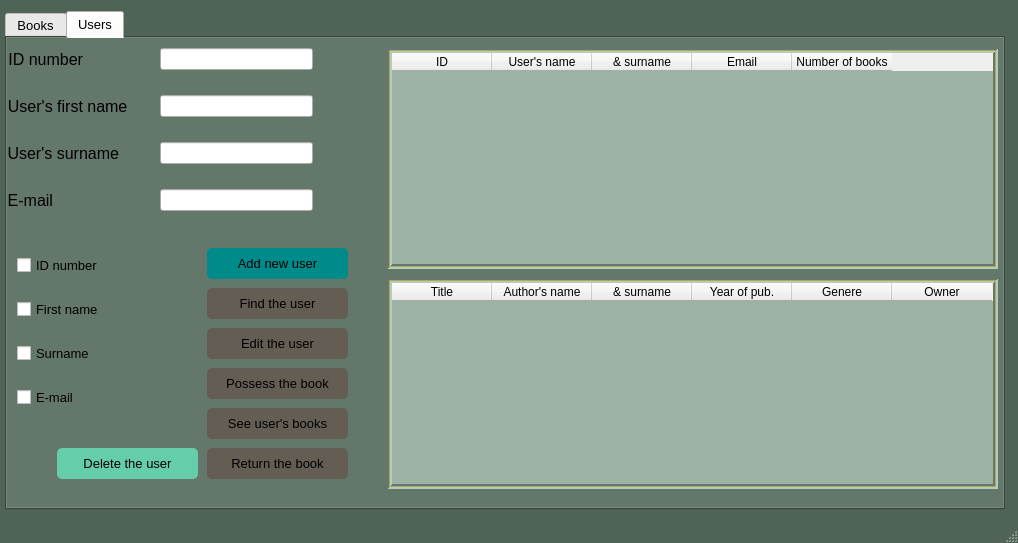
Above: mainwindow.ui from JakubMckowiak/libDEMO2 before the change. Below: the same form after it.
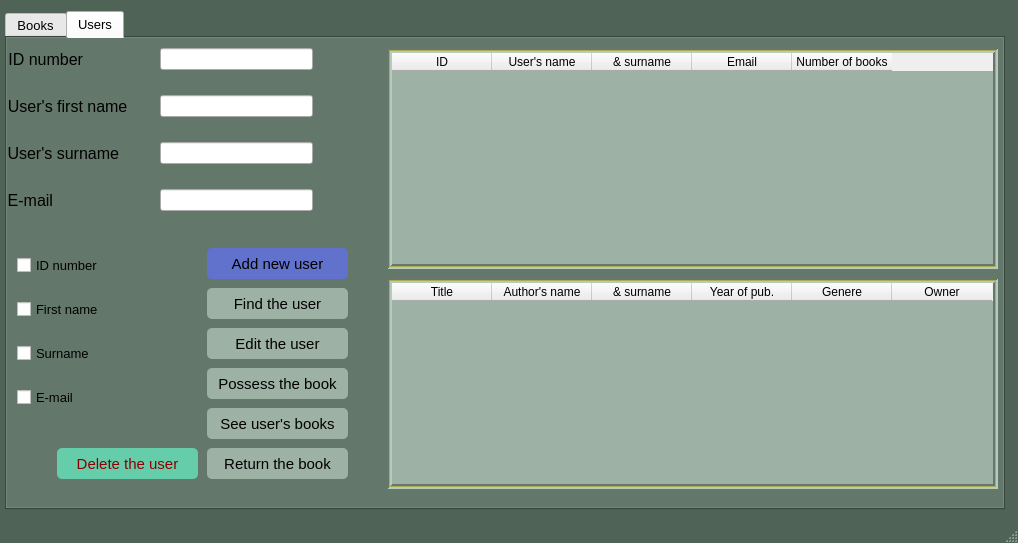
That is the form after the change. Icons and pictures are not drawn.

Commit message: creating Users.txt while adding first user fixed, UI changes

The edit to the form file:
```diff
--- a/mainwindow.ui
+++ b/mainwindow.ui
@@ -1705,7 +1705,7 @@
           <rect>
            <x>10</x>
            <y>200</y>
-           <width>108</width>
+           <width>132</width>
            <height>191</height>
           </rect>
          </property>
@@ -1720,6 +1720,12 @@
             <property name="text">
              <string>ID number</string>
             </property>
+            <property name="checkable">
+             <bool>true</bool>
+            </property>
+            <property name="tristate">
+             <bool>false</bool>
+            </property>
            </widget>
           </item>
           <item row="4" column="0">
@@ -1775,27 +1781,27 @@
             <colorrole role="Button">
              <brush brushstyle="SolidPattern">
               <color alpha="255">
-               <red>131</red>
-               <green>123</green>
-               <blue>111</blue>
+               <red>157</red>
+               <green>177</green>
+               <blue>164</blue>
               </color>
              </brush>
             </colorrole>
             <colorrole role="Base">
              <brush brushstyle="SolidPattern">
               <color alpha="255">
-               <red>99</red>
-               <green>93</green>
-               <blue>84</blue>
+               <red>157</red>
+               <green>177</green>
+               <blue>164</blue>
               </color>
              </brush>
             </colorrole>
             <colorrole role="Window">
              <brush brushstyle="SolidPattern">
               <color alpha="255">
-               <red>99</red>
-               <green>93</green>
-               <blue>84</blue>
+               <red>157</red>
+               <green>177</green>
+               <blue>164</blue>
               </color>
              </brush>
             </colorrole>
@@ -1813,27 +1819,27 @@
             <colorrole role="Button">
              <brush brushstyle="SolidPattern">
               <color alpha="255">
-               <red>131</red>
-               <green>123</green>
-               <blue>111</blue>
+               <red>157</red>
+               <green>177</green>
+               <blue>164</blue>
               </color>
              </brush>
             </colorrole>
             <colorrole role="Base">
              <brush brushstyle="SolidPattern">
               <color alpha="255">
-               <red>99</red>
-               <green>93</green>
-               <blue>84</blue>
+               <red>157</red>
+               <green>177</green>
+               <blue>164</blue>
               </color>
              </brush>
             </colorrole>
             <colorrole role="Window">
              <brush brushstyle="SolidPattern">
               <color alpha="255">
-               <red>99</red>
-               <green>93</green>
-               <blue>84</blue>
+               <red>157</red>
+               <green>177</green>
+               <blue>164</blue>
               </color>
              </brush>
             </colorrole>
@@ -1851,27 +1857,27 @@
             <colorrole role="Button">
              <brush brushstyle="SolidPattern">
               <color alpha="255">
-               <red>131</red>
-               <green>123</green>
-               <blue>111</blue>
+               <red>157</red>
+               <green>177</green>
+               <blue>164</blue>
               </color>
              </brush>
             </colorrole>
             <colorrole role="Base">
              <brush brushstyle="SolidPattern">
               <color alpha="255">
-               <red>99</red>
-               <green>93</green>
-               <blue>84</blue>
+               <red>157</red>
+               <green>177</green>
+               <blue>164</blue>
               </color>
              </brush>
             </colorrole>
             <colorrole role="Window">
              <brush brushstyle="SolidPattern">
               <color alpha="255">
-               <red>99</red>
-               <green>93</green>
-               <blue>84</blue>
+               <red>157</red>
+               <green>177</green>
+               <blue>164</blue>
               </color>
              </brush>
             </colorrole>
@@ -1889,7 +1895,7 @@
          </property>
          <property name="font">
           <font>
-           <pointsize>10</pointsize>
+           <pointsize>11</pointsize>
            <weight>50</weight>
            <bold>false</bold>
           </font>
@@ -1901,7 +1907,7 @@
           <bool>false</bool>
          </property>
          <property name="styleSheet">
-          <string notr="true">QPushButton { background-color: #635D54;border-width:2px;border-radius:5px;; }</string>
+          <string notr="true">QPushButton { background-color: #9DB1A4;border-width:2px;border-radius:5px; }</string>
          </property>
          <property name="text">
           <string>Possess the book</string>
@@ -2450,27 +2456,27 @@
             <colorrole role="Button">
              <brush brushstyle="SolidPattern">
               <color alpha="255">
-               <red>131</red>
-               <green>123</green>
-               <blue>111</blue>
+               <red>157</red>
+               <green>177</green>
+               <blue>164</blue>
               </color>
              </brush>
             </colorrole>
             <colorrole role="Base">
              <brush brushstyle="SolidPattern">
               <color alpha="255">
-               <red>99</red>
-               <green>93</green>
-               <blue>84</blue>
+               <red>157</red>
+               <green>177</green>
+               <blue>164</blue>
               </color>
              </brush>
             </colorrole>
             <colorrole role="Window">
              <brush brushstyle="SolidPattern">
               <color alpha="255">
-               <red>99</red>
-               <green>93</green>
-               <blue>84</blue>
+               <red>157</red>
+               <green>177</green>
+               <blue>164</blue>
               </color>
              </brush>
             </colorrole>
@@ -2488,27 +2494,27 @@
             <colorrole role="Button">
              <brush brushstyle="SolidPattern">
               <color alpha="255">
-               <red>131</red>
-               <green>123</green>
-               <blue>111</blue>
+               <red>157</red>
+               <green>177</green>
+               <blue>164</blue>
               </color>
              </brush>
             </colorrole>
             <colorrole role="Base">
              <brush brushstyle="SolidPattern">
               <color alpha="255">
-               <red>99</red>
-               <green>93</green>
-               <blue>84</blue>
+               <red>157</red>
+               <green>177</green>
+               <blue>164</blue>
               </color>
              </brush>
             </colorrole>
             <colorrole role="Window">
              <brush brushstyle="SolidPattern">
               <color alpha="255">
-               <red>99</red>
-               <green>93</green>
-               <blue>84</blue>
+               <red>157</red>
+               <green>177</green>
+               <blue>164</blue>
               </color>
              </brush>
             </colorrole>
@@ -2526,27 +2532,27 @@
             <colorrole role="Button">
              <brush brushstyle="SolidPattern">
               <color alpha="255">
-               <red>131</red>
-               <green>123</green>
-               <blue>111</blue>
+               <red>157</red>
+               <green>177</green>
+               <blue>164</blue>
               </color>
              </brush>
             </colorrole>
             <colorrole role="Base">
              <brush brushstyle="SolidPattern">
               <color alpha="255">
-               <red>99</red>
-               <green>93</green>
-               <blue>84</blue>
+               <red>157</red>
+               <green>177</green>
+               <blue>164</blue>
               </color>
              </brush>
             </colorrole>
             <colorrole role="Window">
              <brush brushstyle="SolidPattern">
               <color alpha="255">
-               <red>99</red>
-               <green>93</green>
-               <blue>84</blue>
+               <red>157</red>
+               <green>177</green>
+               <blue>164</blue>
               </color>
              </brush>
             </colorrole>
@@ -2564,7 +2570,7 @@
          </property>
          <property name="font">
           <font>
-           <pointsize>10</pointsize>
+           <pointsize>11</pointsize>
            <weight>50</weight>
            <bold>false</bold>
           </font>
@@ -2576,7 +2582,7 @@
           <bool>false</bool>
          </property>
          <property name="styleSheet">
-          <string notr="true">QPushButton { background-color: #635D54;border-width:2px;border-radius:5px;; }</string>
+          <string notr="true">QPushButton { background-color: #9DB1A4;border-width:2px;border-radius:5px; }</string>
          </property>
          <property name="text">
           <string>Find the user</string>
@@ -2598,8 +2604,8 @@
              <brush brushstyle="SolidPattern">
               <color alpha="255">
                <red>0</red>
-               <green>186</green>
-               <blue>186</blue>
+               <green>139</green>
+               <blue>139</blue>
               </color>
              </brush>
             </colorrole>
@@ -2616,8 +2622,8 @@
              <brush brushstyle="SolidPattern">
               <color alpha="255">
                <red>0</red>
-               <green>199</green>
-               <blue>199</blue>
+               <green>139</green>
+               <blue>139</blue>
               </color>
              </brush>
             </colorrole>
@@ -2625,8 +2631,8 @@
              <brush brushstyle="SolidPattern">
               <color alpha="255">
                <red>0</red>
-               <green>199</green>
-               <blue>199</blue>
+               <green>139</green>
+               <blue>139</blue>
               </color>
              </brush>
             </colorrole>
@@ -2645,8 +2651,8 @@
              <brush brushstyle="SolidPattern">
               <color alpha="255">
                <red>0</red>
-               <green>186</green>
-               <blue>186</blue>
+               <green>139</green>
+               <blue>139</blue>
               </color>
              </brush>
             </colorrole>
@@ -2663,8 +2669,8 @@
              <brush brushstyle="SolidPattern">
               <color alpha="255">
                <red>0</red>
-               <green>199</green>
-               <blue>199</blue>
+               <green>139</green>
+               <blue>139</blue>
               </color>
              </brush>
             </colorrole>
@@ -2672,8 +2678,8 @@
              <brush brushstyle="SolidPattern">
               <color alpha="255">
                <red>0</red>
-               <green>199</green>
-               <blue>199</blue>
+               <green>139</green>
+               <blue>139</blue>
               </color>
              </brush>
             </colorrole>
@@ -2692,8 +2698,8 @@
              <brush brushstyle="SolidPattern">
               <color alpha="255">
                <red>0</red>
-               <green>186</green>
-               <blue>186</blue>
+               <green>139</green>
+               <blue>139</blue>
               </color>
              </brush>
             </colorrole>
@@ -2710,8 +2716,8 @@
              <brush brushstyle="SolidPattern">
               <color alpha="255">
                <red>0</red>
-               <green>199</green>
-               <blue>199</blue>
+               <green>139</green>
+               <blue>139</blue>
               </color>
              </brush>
             </colorrole>
@@ -2719,8 +2725,8 @@
              <brush brushstyle="SolidPattern">
               <color alpha="255">
                <red>0</red>
-               <green>199</green>
-               <blue>199</blue>
+               <green>139</green>
+               <blue>139</blue>
               </color>
              </brush>
             </colorrole>
@@ -2738,7 +2744,7 @@
          </property>
          <property name="font">
           <font>
-           <pointsize>10</pointsize>
+           <pointsize>11</pointsize>
            <weight>50</weight>
            <bold>false</bold>
           </font>
@@ -2753,7 +2759,8 @@
           <bool>false</bool>
          </property>
          <property name="styleSheet">
-          <string notr="true">QPushButton { background-color:darkcyan;border-width:2px;border-radius:5px;; }</string>
+          <string notr="true">QPushButton { background-color:darkcyan;border-width:2px;border-radius:5px;; }
+QAbstractButton{icon(Users\swieczak\libDEMO2\iconmonstr-book-5.svg)}</string>
          </property>
          <property name="text">
           <string>Add new user</string>
@@ -2771,6 +2778,15 @@
          <property name="palette">
           <palette>
            <active>
+            <colorrole role="WindowText">
+             <brush brushstyle="SolidPattern">
+              <color alpha="255">
+               <red>139</red>
+               <green>0</green>
+               <blue>0</blue>
+              </color>
+             </brush>
+            </colorrole>
             <colorrole role="Button">
              <brush brushstyle="SolidPattern">
               <color alpha="255">
@@ -2780,6 +2796,24 @@
               </color>
              </brush>
             </colorrole>
+            <colorrole role="Text">
+             <brush brushstyle="SolidPattern">
+              <color alpha="255">
+               <red>139</red>
+               <green>0</green>
+               <blue>0</blue>
+              </color>
+             </brush>
+            </colorrole>
+            <colorrole role="ButtonText">
+             <brush brushstyle="SolidPattern">
+              <color alpha="255">
+               <red>139</red>
+               <green>0</green>
+               <blue>0</blue>
+              </color>
+             </brush>
+            </colorrole>
             <colorrole role="Base">
              <brush brushstyle="SolidPattern">
               <color alpha="255">
@@ -2809,6 +2843,15 @@
             </colorrole>
            </active>
            <inactive>
+            <colorrole role="WindowText">
+             <brush brushstyle="SolidPattern">
+              <color alpha="255">
+               <red>139</red>
+               <green>0</green>
+               <blue>0</blue>
+              </color>
+             </brush>
+            </colorrole>
             <colorrole role="Button">
              <brush brushstyle="SolidPattern">
               <color alpha="255">
@@ -2818,6 +2861,24 @@
               </color>
              </brush>
             </colorrole>
+            <colorrole role="Text">
+             <brush brushstyle="SolidPattern">
+              <color alpha="255">
+               <red>139</red>
+               <green>0</green>
+               <blue>0</blue>
+              </color>
+             </brush>
+            </colorrole>
+            <colorrole role="ButtonText">
+             <brush brushstyle="SolidPattern">
+              <color alpha="255">
+               <red>139</red>
+               <green>0</green>
+               <blue>0</blue>
+              </color>
+             </brush>
+            </colorrole>
             <colorrole role="Base">
              <brush brushstyle="SolidPattern">
               <color alpha="255">
@@ -2847,6 +2908,15 @@
             </colorrole>
            </inactive>
            <disabled>
+            <colorrole role="WindowText">
+             <brush brushstyle="SolidPattern">
+              <color alpha="255">
+               <red>139</red>
+               <green>0</green>
+               <blue>0</blue>
+              </color>
+             </brush>
+            </colorrole>
             <colorrole role="Button">
              <brush brushstyle="SolidPattern">
               <color alpha="255">
@@ -2856,6 +2926,24 @@
               </color>
              </brush>
             </colorrole>
+            <colorrole role="Text">
+             <brush brushstyle="SolidPattern">
+              <color alpha="255">
+               <red>139</red>
+               <green>0</green>
+               <blue>0</blue>
+              </color>
+             </brush>
+            </colorrole>
+            <colorrole role="ButtonText">
+             <brush brushstyle="SolidPattern">
+              <color alpha="255">
+               <red>139</red>
+               <green>0</green>
+               <blue>0</blue>
+              </color>
+             </brush>
+            </colorrole>
             <colorrole role="Base">
              <brush brushstyle="SolidPattern">
               <color alpha="255">
@@ -2888,7 +2976,7 @@
          </property>
          <property name="font">
           <font>
-           <pointsize>10</pointsize>
+           <pointsize>11</pointsize>
            <weight>50</weight>
            <bold>false</bold>
           </font>
@@ -2900,7 +2988,7 @@
           <bool>false</bool>
          </property>
          <property name="styleSheet">
-          <string notr="true">QPushButton { background-color: mediumaquamarine;border-width:2px;border-radius:5px;; }</string>
+          <string notr="true">QPushButton { background-color: mediumaquamarine;border-width:2px;border-radius:5px;color:darkred; }</string>
          </property>
          <property name="text">
           <string>Delete the user</string>
@@ -3460,27 +3548,27 @@
             <colorrole role="Button">
              <brush brushstyle="SolidPattern">
               <color alpha="255">
-               <red>131</red>
-               <green>123</green>
-               <blue>111</blue>
+               <red>157</red>
+               <green>177</green>
+               <blue>164</blue>
               </color>
              </brush>
             </colorrole>
             <colorrole role="Base">
              <brush brushstyle="SolidPattern">
               <color alpha="255">
-               <red>99</red>
-               <green>93</green>
-               <blue>84</blue>
+               <red>157</red>
+               <green>177</green>
+               <blue>164</blue>
               </color>
              </brush>
             </colorrole>
             <colorrole role="Window">
              <brush brushstyle="SolidPattern">
               <color alpha="255">
-               <red>99</red>
-               <green>93</green>
-               <blue>84</blue>
+               <red>157</red>
+               <green>177</green>
+               <blue>164</blue>
               </color>
              </brush>
             </colorrole>
@@ -3498,27 +3586,27 @@
             <colorrole role="Button">
              <brush brushstyle="SolidPattern">
               <color alpha="255">
-               <red>131</red>
-               <green>123</green>
-               <blue>111</blue>
+               <red>157</red>
+               <green>177</green>
+               <blue>164</blue>
               </color>
              </brush>
             </colorrole>
             <colorrole role="Base">
              <brush brushstyle="SolidPattern">
               <color alpha="255">
-               <red>99</red>
-               <green>93</green>
-               <blue>84</blue>
+               <red>157</red>
+               <green>177</green>
+               <blue>164</blue>
               </color>
              </brush>
             </colorrole>
             <colorrole role="Window">
              <brush brushstyle="SolidPattern">
               <color alpha="255">
-               <red>99</red>
-               <green>93</green>
-               <blue>84</blue>
+               <red>157</red>
+               <green>177</green>
+               <blue>164</blue>
               </color>
              </brush>
             </colorrole>
@@ -3536,27 +3624,27 @@
             <colorrole role="Button">
              <brush brushstyle="SolidPattern">
               <color alpha="255">
-               <red>131</red>
-               <green>123</green>
-               <blue>111</blue>
+               <red>157</red>
+               <green>177</green>
+               <blue>164</blue>
               </color>
              </brush>
             </colorrole>
             <colorrole role="Base">
              <brush brushstyle="SolidPattern">
               <color alpha="255">
-               <red>99</red>
-               <green>93</green>
-               <blue>84</blue>
+               <red>157</red>
+               <green>177</green>
+               <blue>164</blue>
               </color>
              </brush>
             </colorrole>
             <colorrole role="Window">
              <brush brushstyle="SolidPattern">
               <color alpha="255">
-               <red>99</red>
-               <green>93</green>
-               <blue>84</blue>
+               <red>157</red>
+               <green>177</green>
+               <blue>164</blue>
               </color>
              </brush>
             </colorrole>
@@ -3574,7 +3662,7 @@
          </property>
          <property name="font">
           <font>
-           <pointsize>10</pointsize>
+           <pointsize>11</pointsize>
            <weight>50</weight>
            <bold>false</bold>
           </font>
@@ -3586,7 +3674,7 @@
           <bool>false</bool>
          </property>
          <property name="styleSheet">
-          <string notr="true">QPushButton { background-color: #635D54;border-width:2px;border-radius:5px;; }</string>
+          <string notr="true">QPushButton { background-color: #9DB1A4;border-width:2px;border-radius:5px; }</string>
          </property>
          <property name="text">
           <string>Return the book</string>
@@ -3607,27 +3695,27 @@
             <colorrole role="Button">
              <brush brushstyle="SolidPattern">
               <color alpha="255">
-               <red>131</red>
-               <green>123</green>
-               <blue>111</blue>
+               <red>157</red>
+               <green>177</green>
+               <blue>164</blue>
               </color>
              </brush>
             </colorrole>
             <colorrole role="Base">
              <brush brushstyle="SolidPattern">
               <color alpha="255">
-               <red>99</red>
-               <green>93</green>
-               <blue>84</blue>
+               <red>157</red>
+               <green>177</green>
+               <blue>164</blue>
               </color>
              </brush>
             </colorrole>
             <colorrole role="Window">
              <brush brushstyle="SolidPattern">
               <color alpha="255">
-               <red>99</red>
-               <green>93</green>
-               <blue>84</blue>
+               <red>157</red>
+               <green>177</green>
+               <blue>164</blue>
               </color>
              </brush>
             </colorrole>
@@ -3645,27 +3733,27 @@
             <colorrole role="Button">
              <brush brushstyle="SolidPattern">
               <color alpha="255">
-               <red>131</red>
-               <green>123</green>
-               <blue>111</blue>
+               <red>157</red>
+               <green>177</green>
+               <blue>164</blue>
               </color>
              </brush>
             </colorrole>
             <colorrole role="Base">
              <brush brushstyle="SolidPattern">
               <color alpha="255">
-               <red>99</red>
-               <green>93</green>
-               <blue>84</blue>
+               <red>157</red>
+               <green>177</green>
+               <blue>164</blue>
               </color>
              </brush>
             </colorrole>
             <colorrole role="Window">
              <brush brushstyle="SolidPattern">
               <color alpha="255">
-               <red>99</red>
-               <green>93</green>
-               <blue>84</blue>
+               <red>157</red>
+               <green>177</green>
+               <blue>164</blue>
               </color>
              </brush>
             </colorrole>
@@ -3683,27 +3771,27 @@
             <colorrole role="Button">
              <brush brushstyle="SolidPattern">
               <color alpha="255">
-               <red>131</red>
-               <green>123</green>
-               <blue>111</blue>
+               <red>157</red>
+               <green>177</green>
+               <blue>164</blue>
               </color>
              </brush>
             </colorrole>
             <colorrole role="Base">
              <brush brushstyle="SolidPattern">
               <color alpha="255">
-               <red>99</red>
-               <green>93</green>
-               <blue>84</blue>
+               <red>157</red>
+               <green>177</green>
+               <blue>164</blue>
               </color>
              </brush>
             </colorrole>
             <colorrole role="Window">
              <brush brushstyle="SolidPattern">
               <color alpha="255">
-               <red>99</red>
-               <green>93</green>
-               <blue>84</blue>
+               <red>157</red>
+               <green>177</green>
+               <blue>164</blue>
               </color>
              </brush>
             </colorrole>
@@ -3721,7 +3809,7 @@
          </property>
          <property name="font">
           <font>
-           <pointsize>10</pointsize>
+           <pointsize>11</pointsize>
            <weight>50</weight>
            <bold>false</bold>
           </font>
@@ -3733,7 +3821,7 @@
           <bool>false</bool>
          </property>
          <property name="styleSheet">
-          <string notr="true">QPushButton { background-color: #635D54;border-width:2px;border-radius:5px;; }</string>
+          <string notr="true">QPushButton { background-color: #9DB1A4;border-width:2px;border-radius:5px; }</string>
          </property>
          <property name="text">
           <string>See user's books</string>
@@ -3754,27 +3842,27 @@
             <colorrole role="Button">
              <brush brushstyle="SolidPattern">
               <color alpha="255">
-               <red>131</red>
-               <green>123</green>
-               <blue>111</blue>
+               <red>157</red>
+               <green>177</green>
+               <blue>164</blue>
               </color>
              </brush>
             </colorrole>
             <colorrole role="Base">
              <brush brushstyle="SolidPattern">
               <color alpha="255">
-               <red>99</red>
-               <green>93</green>
-               <blue>84</blue>
+               <red>157</red>
+               <green>177</green>
+               <blue>164</blue>
               </color>
              </brush>
             </colorrole>
             <colorrole role="Window">
              <brush brushstyle="SolidPattern">
               <color alpha="255">
-               <red>99</red>
-               <green>93</green>
-               <blue>84</blue>
+               <red>157</red>
+               <green>177</green>
+               <blue>164</blue>
               </color>
              </brush>
             </colorrole>
@@ -3792,27 +3880,27 @@
             <colorrole role="Button">
              <brush brushstyle="SolidPattern">
               <color alpha="255">
-               <red>131</red>
-               <green>123</green>
-               <blue>111</blue>
+               <red>157</red>
+               <green>177</green>
+               <blue>164</blue>
               </color>
              </brush>
             </colorrole>
             <colorrole role="Base">
              <brush brushstyle="SolidPattern">
               <color alpha="255">
-               <red>99</red>
-               <green>93</green>
-               <blue>84</blue>
+               <red>157</red>
+               <green>177</green>
+               <blue>164</blue>
               </color>
              </brush>
             </colorrole>
             <colorrole role="Window">
              <brush brushstyle="SolidPattern">
               <color alpha="255">
-               <red>99</red>
-               <green>93</green>
-               <blue>84</blue>
+               <red>157</red>
+               <green>177</green>
+               <blue>164</blue>
               </color>
              </brush>
             </colorrole>
@@ -3830,27 +3918,27 @@
             <colorrole role="Button">
              <brush brushstyle="SolidPattern">
               <color alpha="255">
-               <red>131</red>
-               <green>123</green>
-               <blue>111</blue>
+               <red>157</red>
+               <green>177</green>
+               <blue>164</blue>
               </color>
              </brush>
             </colorrole>
             <colorrole role="Base">
              <brush brushstyle="SolidPattern">
               <color alpha="255">
-               <red>99</red>
-               <green>93</green>
-               <blue>84</blue>
+               <red>157</red>
+               <green>177</green>
+               <blue>164</blue>
               </color>
              </brush>
             </colorrole>
             <colorrole role="Window">
              <brush brushstyle="SolidPattern">
               <color alpha="255">
-               <red>99</red>
-               <green>93</green>
-               <blue>84</blue>
+               <red>157</red>
+               <green>177</green>
+               <blue>164</blue>
               </color>
              </brush>
             </colorrole>
@@ -3868,7 +3956,7 @@
          </property>
          <property name="font">
           <font>
-           <pointsize>10</pointsize>
+           <pointsize>11</pointsize>
            <weight>50</weight>
            <bold>false</bold>
           </font>
@@ -3880,7 +3968,7 @@
           <bool>false</bool>
          </property>
          <property name="styleSheet">
-          <string notr="true">QPushButton { background-color: #635D54;border-width:2px;border-radius:5px;; }</string>
+          <string notr="true">QPushButton { background-color: #9DB1A4;border-width:2px;border-radius:5px; }</string>
          </property>
          <property name="text">
           <string>Edit the user</string>
```
Left out of the diff: 104 changed lines with no effect on the pictures. The commit also changes 2 other files.
